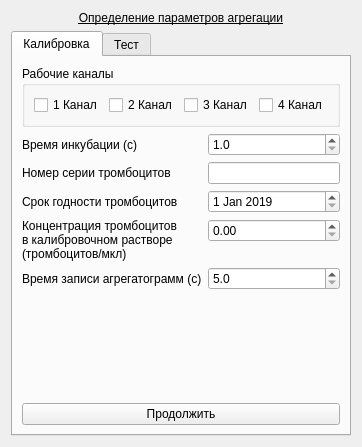
Old version of the form choisedialog/agr1.ui in the repository krang4d/Agrekola.
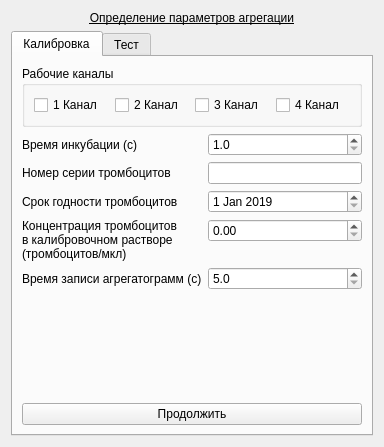
New version of the form. The open tabs and pages were chosen to show the change.

Diff of the .ui file:
```diff
--- a/choisedialog/agr1.ui
+++ b/choisedialog/agr1.ui
@@ -6,7 +6,7 @@
    <rect>
     <x>0</x>
     <y>0</y>
-    <width>360</width>
+    <width>384</width>
     <height>447</height>
    </rect>
   </property>
```
Left out of the diff: 2 changed lines with no effect on the pictures.
